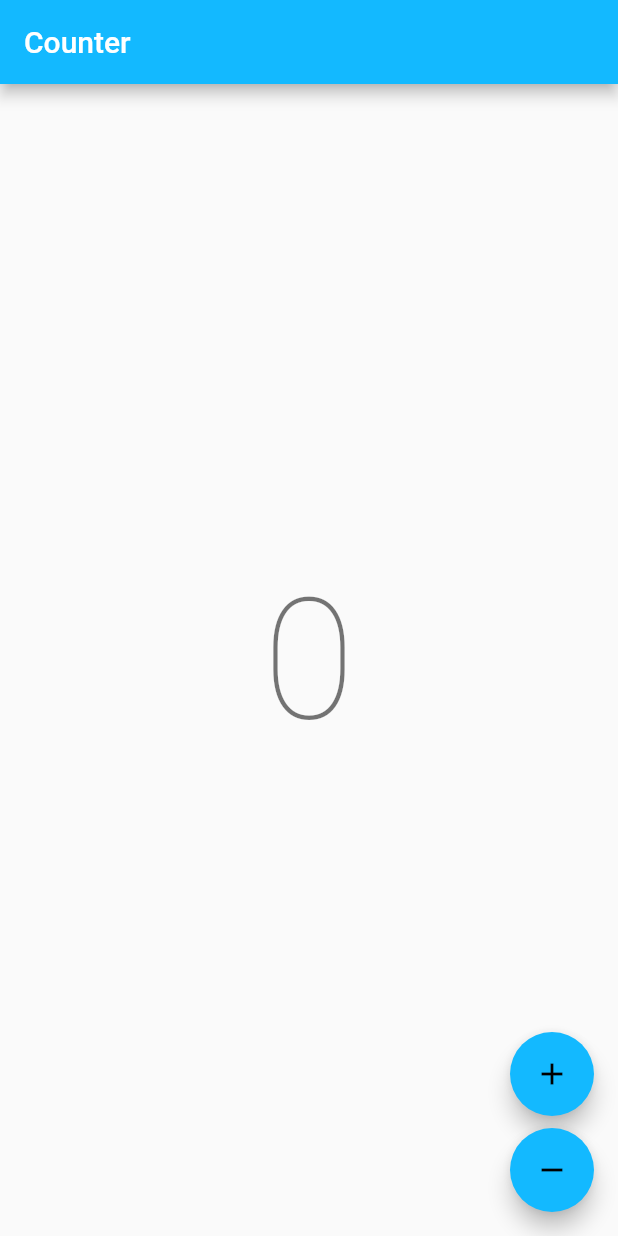
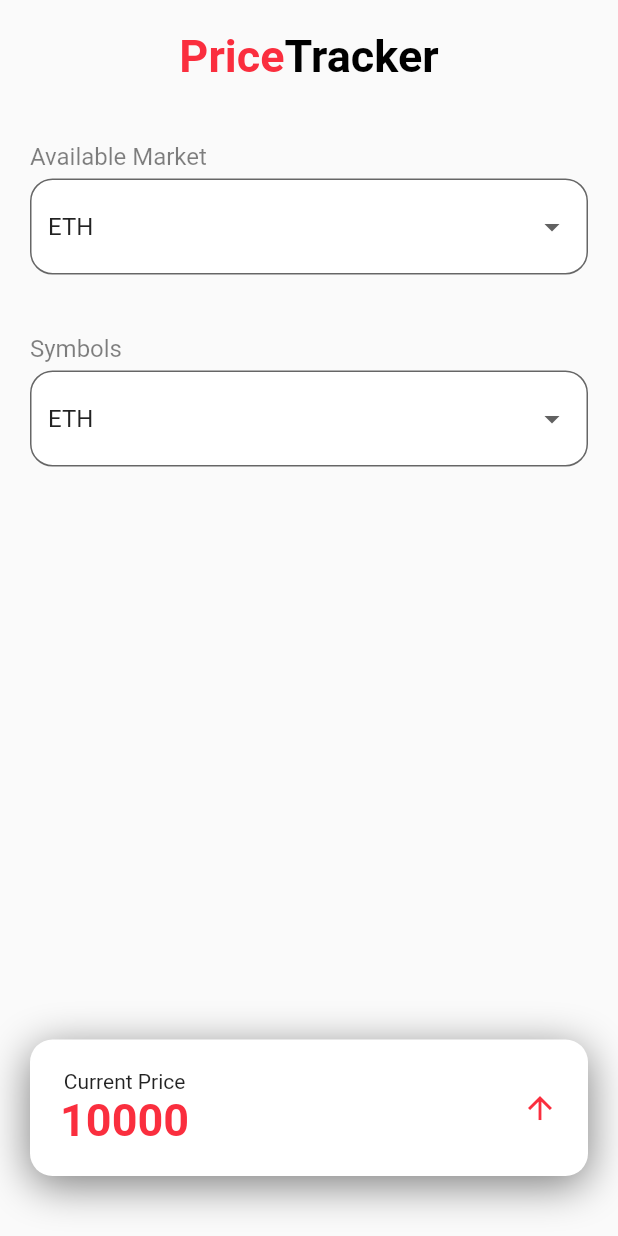
Before and after one commit to cscoderr/deriv_price_tracker, a Flutter app: the screen it shows after launch, on a phone screen of 412 x 824 dp. Run offline on Flutter 3.47's test engine with Material 2 defaults, Android fonts, the phone set to English and light mode, and no system bars; our stand-ins replace bloc, flutter_bloc, google_fonts; generated files the repository leaves out were written again; Roboto replaces fonts that are missing (Ubuntu).

Commit message:
home page added

```diff
--- a/lib/app/view/app.dart
+++ b/lib/app/view/app.dart
@@ -7,8 +7,9 @@
 
 import 'package:flutter/material.dart';
 import 'package:flutter_localizations/flutter_localizations.dart';
-import 'package:price_tracker/counter/counter.dart';
+import 'package:google_fonts/google_fonts.dart';
 import 'package:price_tracker/l10n/l10n.dart';
+import 'package:price_tracker/presentation/home/home.dart';
 
 class App extends StatelessWidget {
   const App({Key? key}) : super(key: key);
@@ -16,18 +17,27 @@ class App extends StatelessWidget {
   @override
   Widget build(BuildContext context) {
     return MaterialApp(
+      debugShowCheckedModeBanner: false,
       theme: ThemeData(
+        appBarTheme: const AppBarTheme(color: Color(0xFF13B9FF)),
+        textTheme: GoogleFonts.ubuntuTextTheme(),
+        colorScheme: ColorScheme.fromSwatch(
+          accentColor: const Color(0xFF13B9FF),
+        ),
+      ),
+      darkTheme: ThemeData(
         appBarTheme: const AppBarTheme(color: Color(0xFF13B9FF)),
         colorScheme: ColorScheme.fromSwatch(
           accentColor: const Color(0xFF13B9FF),
         ),
+        scaffoldBackgroundColor: Colors.black,
       ),
       localizationsDelegates: const [
         AppLocalizations.delegate,
         GlobalMaterialLocalizations.delegate,
       ],
       supportedLocales: AppLocalizations.supportedLocales,
-      home: const CounterPage(),
+      home: const HomePage(),
     );
   }
 }
--- /dev/null
+++ b/lib/presentation/home/bloc/home_bloc.dart
@@ -0,0 +1,13 @@
+import 'package:bloc/bloc.dart';
+import 'package:meta/meta.dart';
+
+part 'home_event.dart';
+part 'home_state.dart';
+
+class HomeBloc extends Bloc<HomeEvent, HomeState> {
+  HomeBloc() : super(HomeInitial()) {
+    on<HomeEvent>((event, emit) {
+      // TODO: implement event handler
+    });
+  }
+}
--- /dev/null
+++ b/lib/presentation/home/bloc/home_event.dart
@@ -0,0 +1,4 @@
+part of 'home_bloc.dart';
+
+@immutable
+abstract class HomeEvent {}
--- /dev/null
+++ b/lib/presentation/home/bloc/home_state.dart
@@ -0,0 +1,6 @@
+part of 'home_bloc.dart';
+
+@immutable
+abstract class HomeState {}
+
+class HomeInitial extends HomeState {}
--- /dev/null
+++ b/lib/presentation/home/home.dart
@@ -0,0 +1,2 @@
+export 'view/home_page.dart';
+export 'widgets/widgets.dart';
--- /dev/null
+++ b/lib/presentation/home/view/home_page.dart
@@ -0,0 +1,102 @@
+import 'package:flutter/material.dart';
+import 'package:google_fonts/google_fonts.dart';
+import 'package:price_tracker/presentation/home/home.dart';
+
+class HomePage extends StatelessWidget {
+  const HomePage({Key? key}) : super(key: key);
+
+  @override
+  Widget build(BuildContext context) {
+    return Scaffold(
+      body: SafeArea(
+        child: Padding(
+          padding: const EdgeInsets.symmetric(horizontal: 20, vertical: 20),
+          child: Column(
+            crossAxisAlignment: CrossAxisAlignment.start,
+            children: [
+              Center(
+                child: RichText(
+                  text: TextSpan(
+                    text: 'Price',
+                    style: GoogleFonts.ubuntu(
+                      fontSize: 30,
+                      color: const Color(0xFFFA2E3E),
+                      fontWeight: FontWeight.w700,
+                    ),
+                    children: [
+                      TextSpan(
+                        text: 'Tracker',
+                        style: GoogleFonts.ubuntu(
+                          color: Colors.black,
+                          fontWeight: FontWeight.w700,
+                        ),
+                      ),
+                    ],
+                  ),
+                ),
+              ),
+              const SizedBox(height: 40),
+              Text(
+                'Available Market',
+                style: TextStyle(
+                  color: Colors.black.withOpacity(0.5),
+                  fontSize: 16,
+                ),
+              ),
+              const SizedBox(height: 5),
+              const DerivDropdownBox(),
+              const SizedBox(height: 40),
+              Text(
+                'Symbols',
+                style: TextStyle(
+                  color: Colors.black.withOpacity(0.5),
+                  fontSize: 16,
+                ),
+              ),
+              const SizedBox(height: 5),
+              const DerivDropdownBox(),
+              const Spacer(),
+              Container(
+                padding: const EdgeInsets.all(20),
+                decoration: BoxDecoration(
+                  color: Colors.white,
+                  borderRadius: BorderRadius.circular(15),
+                  boxShadow: [
+                    BoxShadow(
+                      color: Colors.black.withOpacity(0.5),
+                      blurRadius: 24,
+                      offset: const Offset(0, 6),
+                    )
+                  ],
+                ),
+                child: Row(
+                  children: [
+                    Column(
+                      children: [
+                        const Text('Current Price'),
+                        Text(
+                          '10000',
+                          style: GoogleFonts.ubuntu(
+                            fontSize: 30,
+                            color: const Color(0xFFFA2E3E),
+                            fontWeight: FontWeight.w700,
+                          ),
+                        ),
+                      ],
+                    ),
+                    const Spacer(),
+                    const Icon(
+                      Icons.arrow_upward,
+                      color: Color(0xFFFA2E3E),
+                    ),
+                  ],
+                ),
+              ),
+              const SizedBox(height: 20),
+            ],
+          ),
+        ),
+      ),
+    );
+  }
+}
--- /dev/null
+++ b/lib/presentation/home/widgets/deriv_drop_down_box.dart
@@ -0,0 +1,42 @@
+import 'package:flutter/material.dart';
+
+class DerivDropdownBox extends StatelessWidget {
+  const DerivDropdownBox({Key? key}) : super(key: key);
+
+  @override
+  Widget build(BuildContext context) {
+    return DropdownButtonFormField<String>(
+      value: '',
+      isExpanded: true,
+      items: const [
+        DropdownMenuItem(
+          value: '',
+          child: Text('ETH'),
+        ),
+        DropdownMenuItem(
+          value: 'eth',
+          child: Text('ETH'),
+        ),
+        DropdownMenuItem(
+          value: 'btc',
+          child: Text('BTC'),
+        ),
+      ],
+      onChanged: (value) {},
+      decoration: InputDecoration(
+        fillColor: Colors.white,
+        filled: true,
+        hintStyle: TextStyle(
+          fontSize: 12,
+          color: Colors.black.withOpacity(0.5),
+        ),
+        border: OutlineInputBorder(
+          borderRadius: BorderRadius.circular(15),
+          borderSide: BorderSide(
+            color: Colors.black.withOpacity(0.33),
+          ),
+        ),
+      ),
+    );
+  }
+}
--- /dev/null
+++ b/lib/presentation/home/widgets/widgets.dart
@@ -0,0 +1 @@
+export 'deriv_drop_down_box.dart';
--- a/pubspec.yaml
+++ b/pubspec.yaml
@@ -13,6 +13,7 @@ dependencies:
   flutter_bloc: ^8.0.1
   flutter_localizations:
     sdk: flutter
+  google_fonts: ^3.0.1
   intl: ^0.17.0
 
 dev_dependencies:
```
Also changed, not shown: pubspec.lock, 6 other files.
